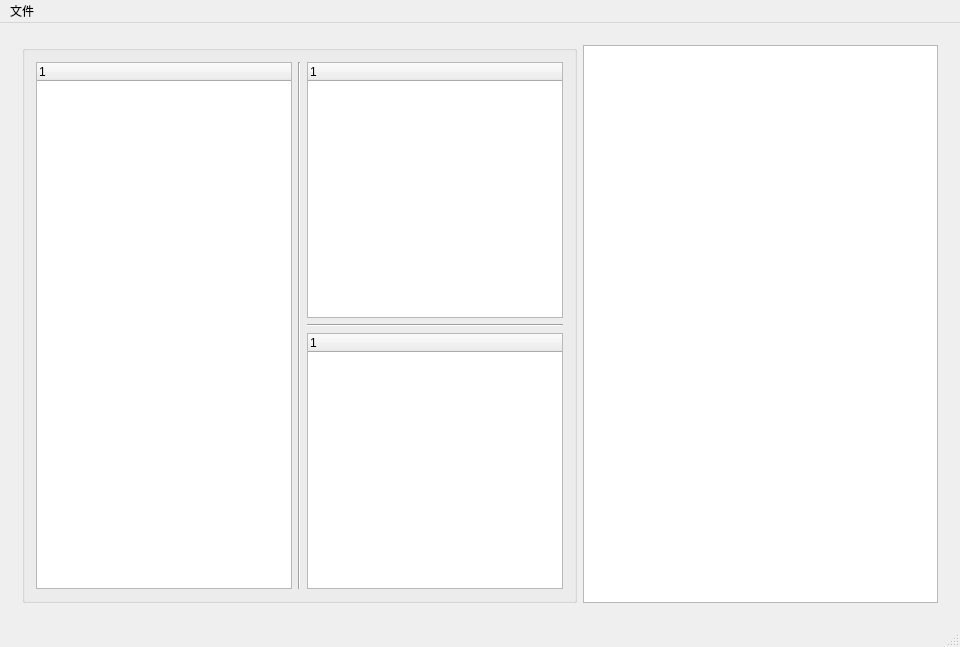
Before: the Qt Designer form ChmcuInit/master.ui in xqyjlj/ChmcuInit, drawn with Qt 5.
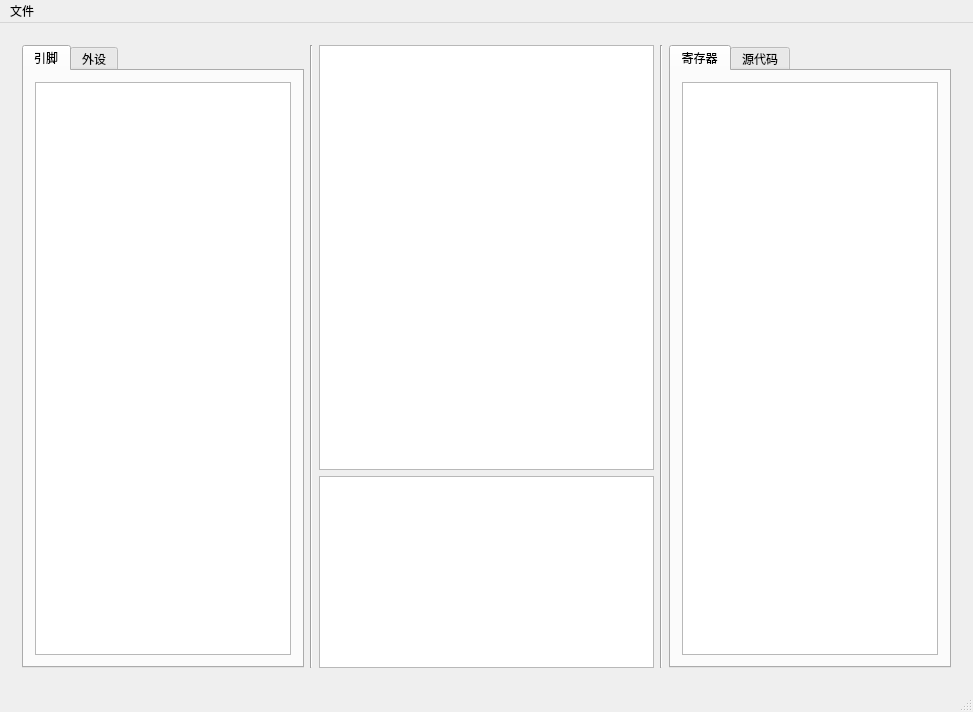
After: the same form once the commit is applied. The open tabs and pages were chosen to show the change. Icons and pictures are not drawn.

The edit to the form file:
```diff
--- a/ChmcuInit/master.ui
+++ b/ChmcuInit/master.ui
@@ -6,8 +6,8 @@
    <rect>
     <x>0</x>
     <y>0</y>
-    <width>960</width>
-    <height>647</height>
+    <width>973</width>
+    <height>712</height>
    </rect>
   </property>
   <property name="windowTitle">
@@ -162,17 +162,24 @@
        </layout>
       </widget>
       <widget class="QWidget" name="page_2">
-       <layout class="QGridLayout" name="gridLayout_4">
-        <item row="0" column="1">
-         <widget class="QGraphicsView" name="mcu_view"/>
-        </item>
-        <item row="0" column="0">
-         <widget class="QGroupBox" name="groupBox">
-          <property name="title">
-           <string/>
+       <layout class="QGridLayout" name="gridLayout_5">
+        <item row="0" column="0" rowspan="2">
+         <widget class="QTabWidget" name="tabWidget">
+          <property name="sizePolicy">
+           <sizepolicy hsizetype="Minimum" vsizetype="Expanding">
+            <horstretch>0</horstretch>
+            <verstretch>0</verstretch>
+           </sizepolicy>
           </property>
+          <property name="currentIndex">
+           <number>1</number>
+          </property>
+          <widget class="QWidget" name="tab_3">
+           <attribute name="title">
+            <string>引脚</string>
+           </attribute>
           <layout class="QGridLayout" name="gridLayout">
-           <item row="0" column="0" rowspan="3">
+            <item row="0" column="0">
             <widget class="QTreeWidget" name="treeWidget">
              <property name="sizePolicy">
               <sizepolicy hsizetype="Minimum" vsizetype="Expanding">
@@ -180,6 +187,21 @@
                <verstretch>0</verstretch>
               </sizepolicy>
              </property>
+              <property name="frameShape">
+               <enum>QFrame::StyledPanel</enum>
+              </property>
+              <property name="frameShadow">
+               <enum>QFrame::Sunken</enum>
+              </property>
+              <property name="lineWidth">
+               <number>1</number>
+              </property>
+              <property name="midLineWidth">
+               <number>0</number>
+              </property>
+              <attribute name="headerVisible">
+               <bool>false</bool>
+              </attribute>
              <column>
               <property name="text">
                <string notr="true">1</string>
@@ -187,21 +209,18 @@
              </column>
             </widget>
            </item>
-           <item row="0" column="1" rowspan="3">
-            <widget class="Line" name="line_3">
-             <property name="orientation">
-              <enum>Qt::Vertical</enum>
-             </property>
-            </widget>
-           </item>
-           <item row="0" column="2">
-            <widget class="QTreeWidget" name="treeWidget_2">
-             <property name="sizePolicy">
-              <sizepolicy hsizetype="Minimum" vsizetype="Expanding">
-               <horstretch>0</horstretch>
-               <verstretch>0</verstretch>
-              </sizepolicy>
-             </property>
+           </layout>
+          </widget>
+          <widget class="QWidget" name="tab_4">
+           <attribute name="title">
+            <string>外设</string>
+           </attribute>
+           <layout class="QGridLayout" name="gridLayout_7">
+            <item row="0" column="0">
+             <widget class="QTreeWidget" name="treeWidget_4">
+              <attribute name="headerVisible">
+               <bool>false</bool>
+              </attribute>
              <column>
               <property name="text">
                <string notr="true">1</string>
@@ -209,21 +228,64 @@
              </column>
             </widget>
            </item>
-           <item row="1" column="2">
+           </layout>
+          </widget>
+         </widget>
+        </item>
+        <item row="0" column="1" rowspan="2">
             <widget class="Line" name="line_2">
              <property name="orientation">
-              <enum>Qt::Horizontal</enum>
+           <enum>Qt::Vertical</enum>
              </property>
             </widget>
            </item>
-           <item row="2" column="2">
-            <widget class="QTreeWidget" name="treeWidget_3">
+        <item row="0" column="2">
+         <widget class="QGraphicsView" name="mcu_view"/>
+        </item>
+        <item row="0" column="3" rowspan="2">
+         <widget class="Line" name="line_4">
+          <property name="orientation">
+           <enum>Qt::Vertical</enum>
+          </property>
+         </widget>
+        </item>
+        <item row="1" column="2">
+         <widget class="QTableWidget" name="pin_table">
              <property name="sizePolicy">
+           <sizepolicy hsizetype="Expanding" vsizetype="Minimum">
+            <horstretch>0</horstretch>
+            <verstretch>0</verstretch>
+           </sizepolicy>
+          </property>
+         </widget>
+        </item>
+        <item row="0" column="4" rowspan="2">
+         <widget class="QTabWidget" name="tabWidget_2">
+          <property name="sizePolicy">
               <sizepolicy hsizetype="Minimum" vsizetype="Expanding">
                <horstretch>0</horstretch>
                <verstretch>0</verstretch>
               </sizepolicy>
              </property>
+          <property name="currentIndex">
+           <number>0</number>
+          </property>
+          <widget class="QWidget" name="tab_5">
+           <attribute name="title">
+            <string>寄存器</string>
+           </attribute>
+           <layout class="QGridLayout" name="gridLayout_4">
+            <item row="0" column="0">
+             <widget class="QTreeWidget" name="treeWidget_2">
+              <property name="sizePolicy">
+               <sizepolicy hsizetype="Minimum" vsizetype="Expanding">
+                <horstretch>0</horstretch>
+                <verstretch>0</verstretch>
+               </sizepolicy>
+              </property>
+              <attribute name="headerVisible">
+               <bool>false</bool>
+              </attribute>
              <column>
               <property name="text">
                <string notr="true">1</string>
@@ -232,6 +294,17 @@
             </widget>
            </item>
           </layout>
+          </widget>
+          <widget class="QWidget" name="tab_6">
+           <attribute name="title">
+            <string>源代码</string>
+           </attribute>
+           <layout class="QGridLayout" name="gridLayout_6">
+            <item row="0" column="0">
+             <widget class="QTextBrowser" name="textBrowser"/>
+            </item>
+           </layout>
+          </widget>
          </widget>
         </item>
        </layout>
@@ -246,7 +319,7 @@
     <rect>
      <x>0</x>
      <y>0</y>
-     <width>960</width>
+     <width>973</width>
      <height>23</height>
     </rect>
    </property>
```
Lines whose indentation alone changed are shown as unchanged.
